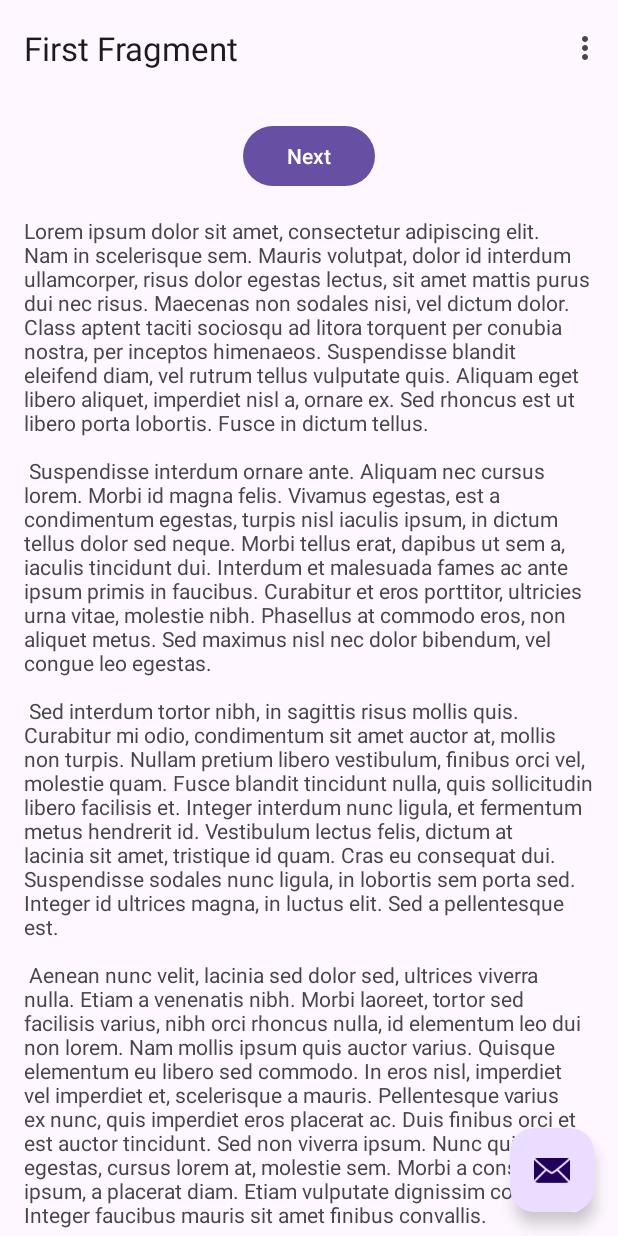
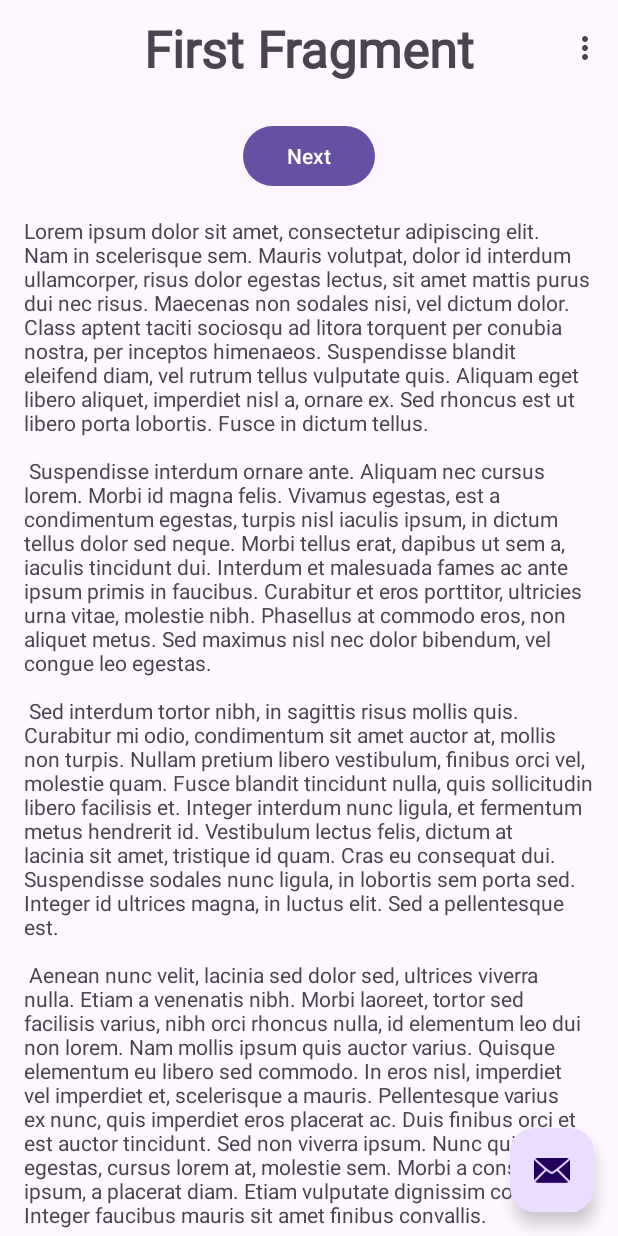
Before and after one commit to airtonm4/one-beer, an Android app: the screen it shows after launch (MainActivity), on a phone screen of 412 x 824 dp. Run offline under Robolectric (Android 15) with nearby library versions, the phone set to English and light mode, and no system bars; our stand-ins replace navigation-ui.

Commit message:
Added style to default toolbar

```diff
--- a/app/src/main/res/values/themes.xml
+++ b/app/src/main/res/values/themes.xml
@@ -5,5 +5,19 @@
         <!-- <item name="colorPrimary">@color/my_light_primary</item> -->
     </style>
 
-    <style name="Theme.OneBeer" parent="Base.Theme.OneBeer" />
+    <style name="Theme.OneBeer" parent="Base.Theme.OneBeer">
+        <item name="toolbarStyle">@style/Widget.AppCompat.Toolbar</item>
+    </style>
+
+    <style name="Widget.AppCompat.Toolbar" parent="">
+        <item name="fontFamily">@font/inter_semibold</item>
+        <item name="android:fontFamily">@font/inter_semibold</item>
+        <item name="titleTextAppearance">@style/Toolbar.TitleText</item>
+        <item name="titleCentered">true</item>
+    </style>
+
+    <style name="Toolbar.TitleText" parent="Widget.AppCompat.Toolbar">
+        <item name="android:textSize">34sp</item>
+        <item name="android:textFontWeight">700</item>
+    </style>
 </resources>
```
